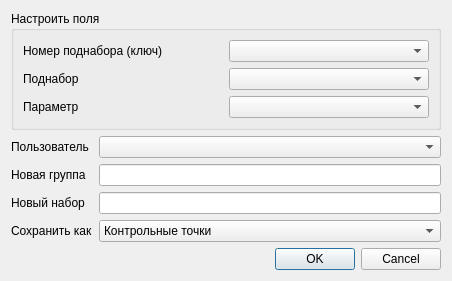
This is qgis_pds_saveMapsetToPDS_base.ui in vvkond/QGIS as Qt 5 draws it before an edit. The edited form follows.
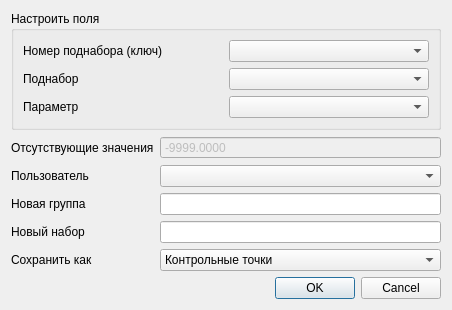
This is the edited form.

Commit message: Сохранение данных - отсутствующие значения

```diff
--- a/qgis_pds_saveMapsetToPDS_base.ui
+++ b/qgis_pds_saveMapsetToPDS_base.ui
@@ -7,7 +7,7 @@
     <x>0</x>
     <y>0</y>
     <width>452</width>
-    <height>262</height>
+    <height>288</height>
    </rect>
   </property>
   <property name="windowTitle">
@@ -56,14 +56,14 @@
      </layout>
     </widget>
    </item>
-   <item row="2" column="0">
-    <widget class="QLabel" name="label">
+   <item row="5" column="0">
+    <widget class="QLabel" name="label_3">
      <property name="text">
-      <string>Новая группа</string>
+      <string>Сохранить как</string>
      </property>
     </widget>
    </item>
-   <item row="4" column="1">
+   <item row="5" column="1">
     <widget class="QComboBox" name="mSaveAsComboBox">
      <item>
       <property name="text">
@@ -87,27 +87,14 @@
      </item>
     </widget>
    </item>
-   <item row="4" column="0">
-    <widget class="QLabel" name="label_3">
-     <property name="text">
-      <string>Сохранить как</string>
-     </property>
-    </widget>
-   </item>
    <item row="3" column="0">
-    <widget class="QLabel" name="label_2">
+    <widget class="QLabel" name="label">
      <property name="text">
-      <string>Новый набор</string>
+      <string>Новая группа</string>
      </property>
     </widget>
    </item>
-   <item row="2" column="1">
-    <widget class="QLineEdit" name="mGroupLineEdit"/>
-   </item>
-   <item row="3" column="1">
-    <widget class="QLineEdit" name="mSetLineEdit"/>
-   </item>
-   <item row="6" column="0" colspan="2">
+   <item row="7" column="0" colspan="2">
     <widget class="QDialogButtonBox" name="buttonBox">
      <property name="orientation">
       <enum>Qt::Horizontal</enum>
@@ -117,7 +104,23 @@
      </property>
     </widget>
    </item>
-   <item row="5" column="0">
+   <item row="4" column="1">
+    <widget class="QLineEdit" name="mSetLineEdit"/>
+   </item>
+   <item row="2" column="1">
+    <widget class="QComboBox" name="mInterpreter"/>
+   </item>
+   <item row="4" column="0">
+    <widget class="QLabel" name="label_2">
+     <property name="text">
+      <string>Новый набор</string>
+     </property>
+    </widget>
+   </item>
+   <item row="3" column="1">
+    <widget class="QLineEdit" name="mGroupLineEdit"/>
+   </item>
+   <item row="6" column="0">
     <spacer name="verticalSpacer">
      <property name="orientation">
       <enum>Qt::Vertical</enum>
@@ -130,16 +133,42 @@
      </property>
     </spacer>
    </item>
-   <item row="1" column="1">
-    <widget class="QComboBox" name="mInterpreter"/>
-   </item>
-   <item row="1" column="0">
+   <item row="2" column="0">
     <widget class="QLabel" name="label_5">
      <property name="text">
       <string>Пользователь</string>
      </property>
     </widget>
    </item>
+   <item row="1" column="0">
+    <widget class="QLabel" name="label_7">
+     <property name="text">
+      <string>Отсутствующие значения</string>
+     </property>
+    </widget>
+   </item>
+   <item row="1" column="1">
+    <widget class="QDoubleSpinBox" name="mEmptyValue">
+     <property name="enabled">
+      <bool>false</bool>
+     </property>
+     <property name="buttonSymbols">
+      <enum>QAbstractSpinBox::NoButtons</enum>
+     </property>
+     <property name="decimals">
+      <number>4</number>
+     </property>
+     <property name="minimum">
+      <double>-999999999.000000000000000</double>
+     </property>
+     <property name="maximum">
+      <double>999999999.000000000000000</double>
+     </property>
+     <property name="value">
+      <double>-9999.000000000000000</double>
+     </property>
+    </widget>
+   </item>
   </layout>
  </widget>
  <resources/>
```
The commit also changes 1 other file.
